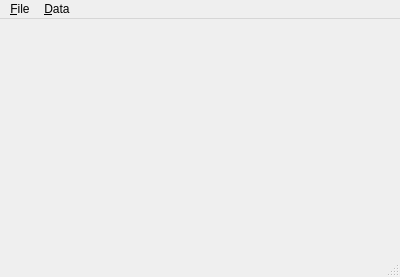
This is Numpy/Sdadmin/sdadminmain.ui in JohnMCollins/python-astro-progs as Qt 5 draws it before an edit. The edited form follows.
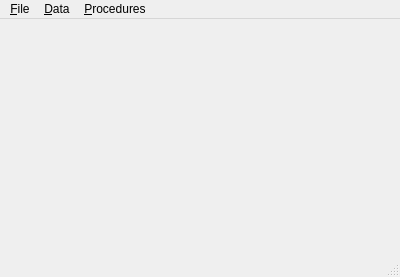
This is the edited form.

The edit to the form file:
```diff
--- a/Numpy/Sdadmin/sdadminmain.ui
+++ b/Numpy/Sdadmin/sdadminmain.ui
@@ -49,8 +49,15 @@
     <addaction name="separator"/>
     <addaction name="action_Tune_Ranges"/>
    </widget>
+   <widget class="QMenu" name="menu_Procedures">
+    <property name="title">
+     <string>&amp;Procedures</string>
+    </property>
+    <addaction name="action_Calculate_continuum"/>
+   </widget>
    <addaction name="menu_File"/>
    <addaction name="menu_Data"/>
+   <addaction name="menu_Procedures"/>
   </widget>
   <widget class="QStatusBar" name="statusbar"/>
   <action name="action_Source_directory">
```
Left out of the diff: 13 changed lines with no effect on the pictures.
